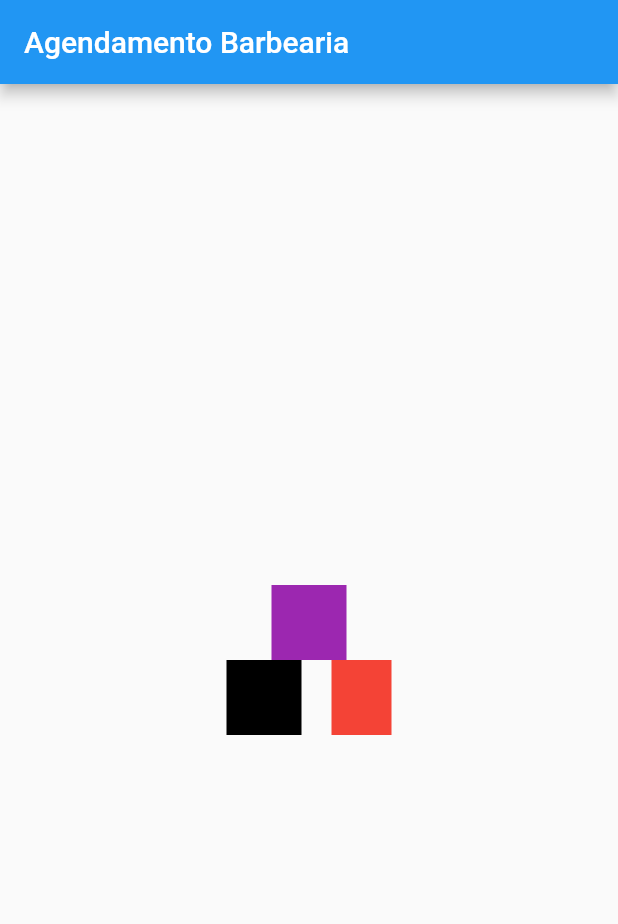
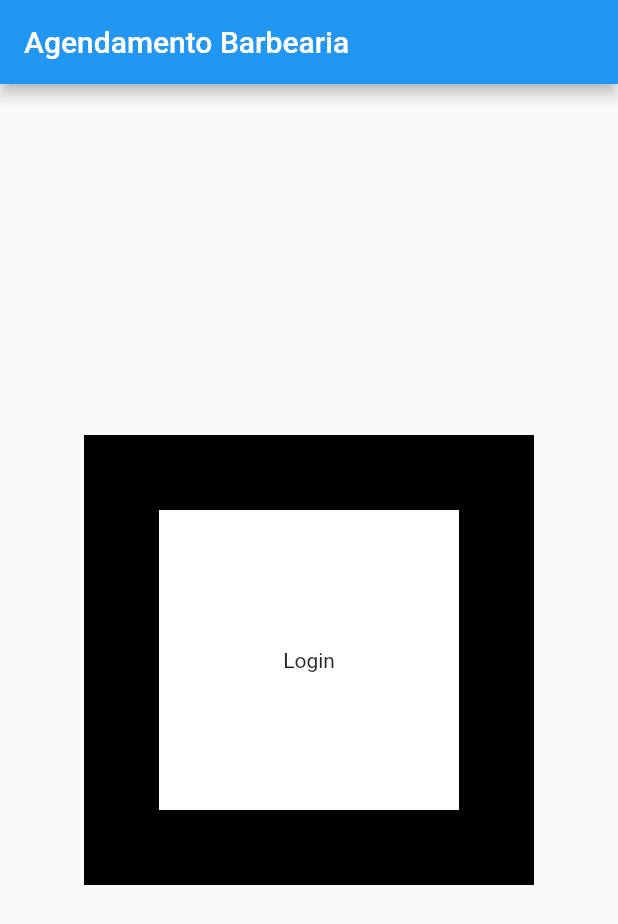
Before and after one commit to olivegusta/barbearia, a Flutter app: the screen it shows after launch, on a phone screen of 412 x 824 dp. Shown: the top 924 px of the screen. Run offline on Flutter 3.47's test engine with Material 2 defaults, Android fonts, the phone set to English and light mode, and no system bars.

Commit message:
texto no meio

```diff
--- a/barbearia/lib/home.dart
+++ b/barbearia/lib/home.dart
@@ -34,51 +34,34 @@ class _MyHomePageState extends State<MyHomePage> {
             Row(
               mainAxisAlignment: MainAxisAlignment.center,
               children: <Widget>[
-                //   Container(
-                //   color: Colors.purple,
-                // width: 50.0,
-                //height: 50.0,
-                //),
-
-                //Container(
-                //color: Colors.indigo,
-                //width: 100.0,
-                //height: 100.0,
-                //),
-
                 Container(
-                  color: Colors.purple,
-                  width: 50.0,
-                  height: 50.0,
+                  color: Colors.black,
+                  width: 300.0,
+                  height: 300.0,
+                  child: Center(
+                    child: Container(
+                      color: Colors.white,
+                      width: 200.0,
+                      height: 200.0,
+                      child: Center(child: Text("Login")),
+                    ),
+                  ),
                 ),
-
-                //const Text(
-                //  'APERTE PARA AGENDAR UM SERVIÇO!!!',
-                //),
-                //Text(
-                //'$_counter',
-                //style: Theme.of(context).textTheme.headline4,
-                //),
               ],
             ),
 
-            Row(
-              mainAxisAlignment: MainAxisAlignment.center,
-              children: [
-                Container(color: Colors.black, width: 50.0, height: 50.0),
-                SizedBox(
-                  width: 20,
-                ),
-                Container(color: Colors.red, width: 40.0, height: 50.0),
-              ],
-            ),
+            //Row(
+            //mainAxisAlignment: MainAxisAlignment.center,
+            //children: [
+            //Container(color: Colors.black, width: 50.0, height: 50.0),
+            //SizedBox(
+            // width: 20,
+            //),
+            //Container(color: Colors.red, width: 40.0, height: 50.0),
           ],
         ),
+        //],
       ),
-      //floatingActionButton: FloatingActionButton(
-      //onPressed: _incrementCounter,
-      //tooltip: 'Increment',
-      //child: const Icon(Icons.add),
       //),
     );
   }
```
